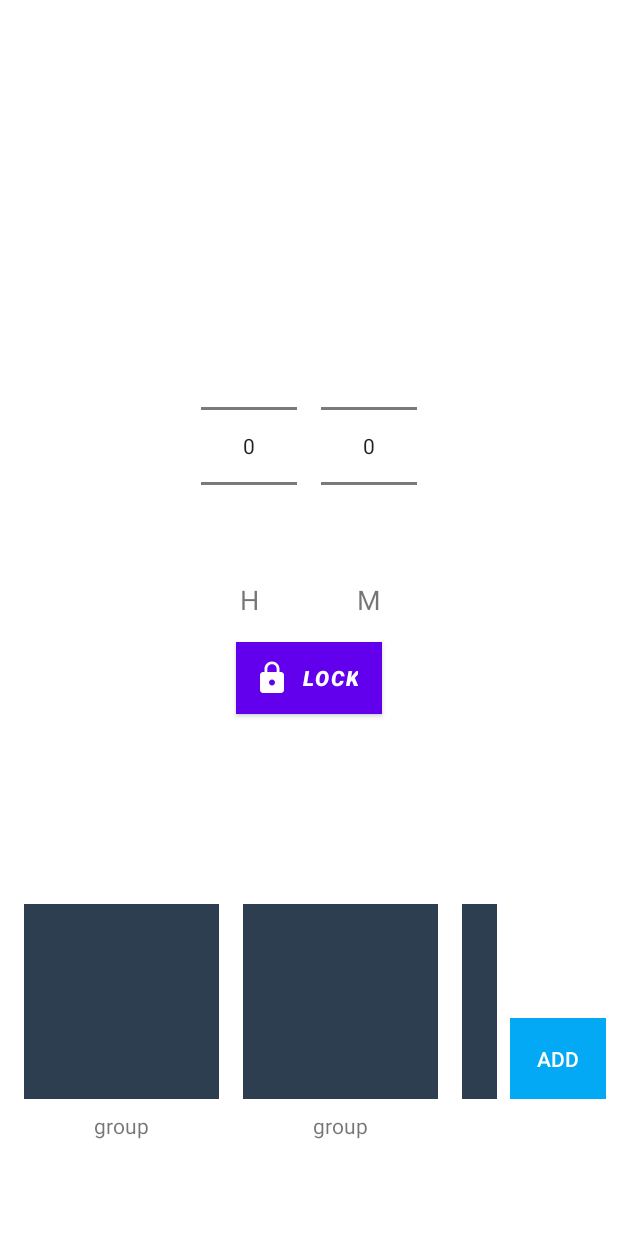
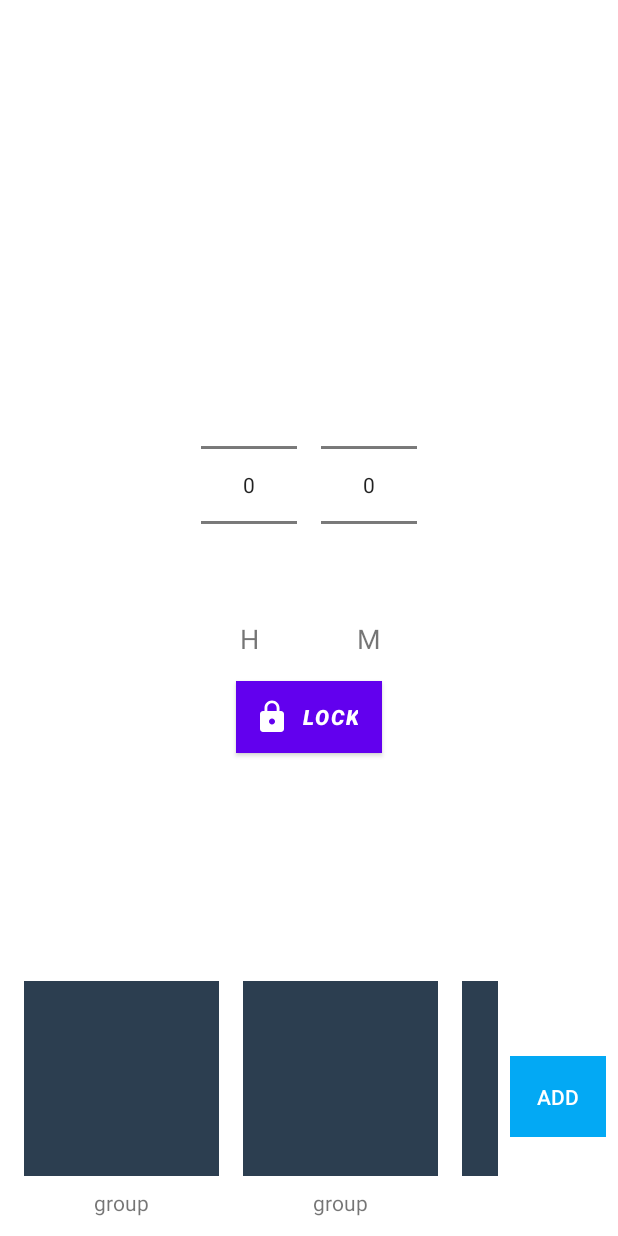
Before and after one commit to mohamed-sallam/awb-android, an Android app: the layout fragment_home.xml on its own in the app's theme, with its tools: preview values and no code run, on a phone screen of 412 x 824 dp. Run offline under Robolectric (Android 15) with nearby library versions, the phone set to English and light mode, and no system bars.

Commit message:
frontend/feat/43/impl_homefragment_v2: [UNRELATED] Fix Group `recyclerView`
change group recycler view width and height.

```diff
--- a/app/src/main/res/layout/fragment_home.xml
+++ b/app/src/main/res/layout/fragment_home.xml
@@ -98,12 +98,12 @@
 
         <androidx.recyclerview.widget.RecyclerView
             android:id="@+id/recyclerView"
+            android:layout_width="0dp"
+            android:layout_height="170dp"
             android:layout_marginStart="8dp"
             android:layout_marginEnd="8dp"
             android:layout_marginBottom="8dp"
             android:orientation="horizontal"
-            android:layout_width="323dp"
-            android:layout_height="221dp"
             app:layoutManager="androidx.recyclerview.widget.LinearLayoutManager"
             app:layout_constraintBottom_toBottomOf="parent"
             app:layout_constraintEnd_toStartOf="@+id/addButton"
```
